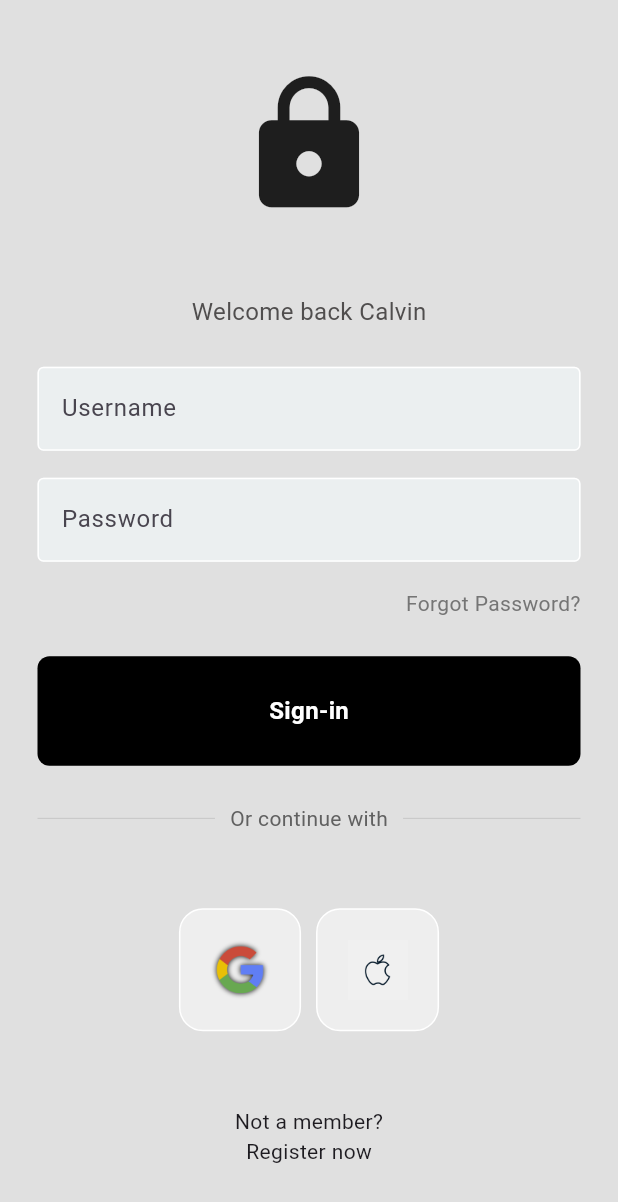
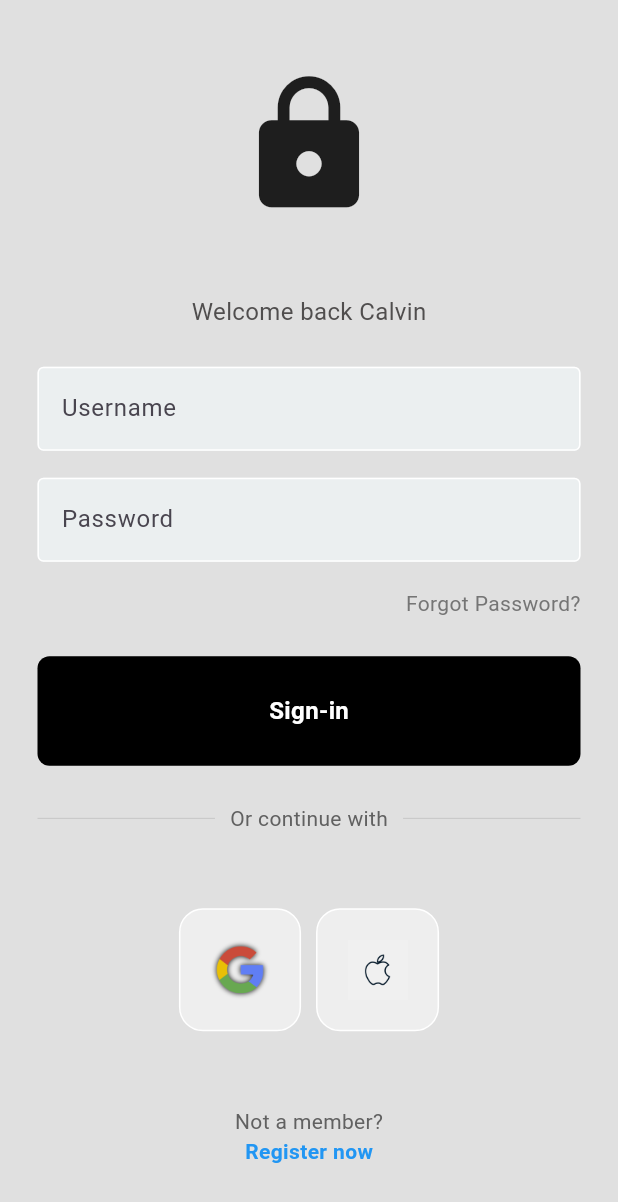
Before and after one commit to calebProg/bible_app, a Flutter app: the screen it shows after launch, on a phone screen of 412 x 824 dp. Shown: the top 1202 px of the screen. Run offline on Flutter 3.47's test engine with Material 3 defaults, Android fonts, the phone set to English and light mode, and no system bars.

Commit message:
After firebase setup

```diff
--- a/lib/pages/login_page.dart
+++ b/lib/pages/login_page.dart
@@ -21,14 +21,14 @@ class LoginPage extends StatelessWidget {
             mainAxisAlignment: MainAxisAlignment.center,
             children: [
               // logo
-              Icon(
+              const Icon(
                 Icons.lock,
                 size: 100,
               ),
 
-              SizedBox(height: 50),
+              const SizedBox(height: 50),
               // welcome
-              Text(
+              const Text(
                 'Welcome back Calvin',
                 style: TextStyle(
                   color: Color.fromARGB(255, 80, 78, 78),
@@ -118,9 +118,18 @@ class LoginPage extends StatelessWidget {
 
               SizedBox(height: 50),
               // register
-              Text('Not a member?'),
+              Text(
+                'Not a member?',
+                style: TextStyle(color: Colors.grey[700]),
+              ),
               const SizedBox(width: 4),
-              Text('Register now'),
+              const Text(
+                'Register now',
+                style: TextStyle(
+                  color: Colors.blue,
+                  fontWeight: FontWeight.bold,
+                ),
+              ),
             ],
           ),
         ),
```
